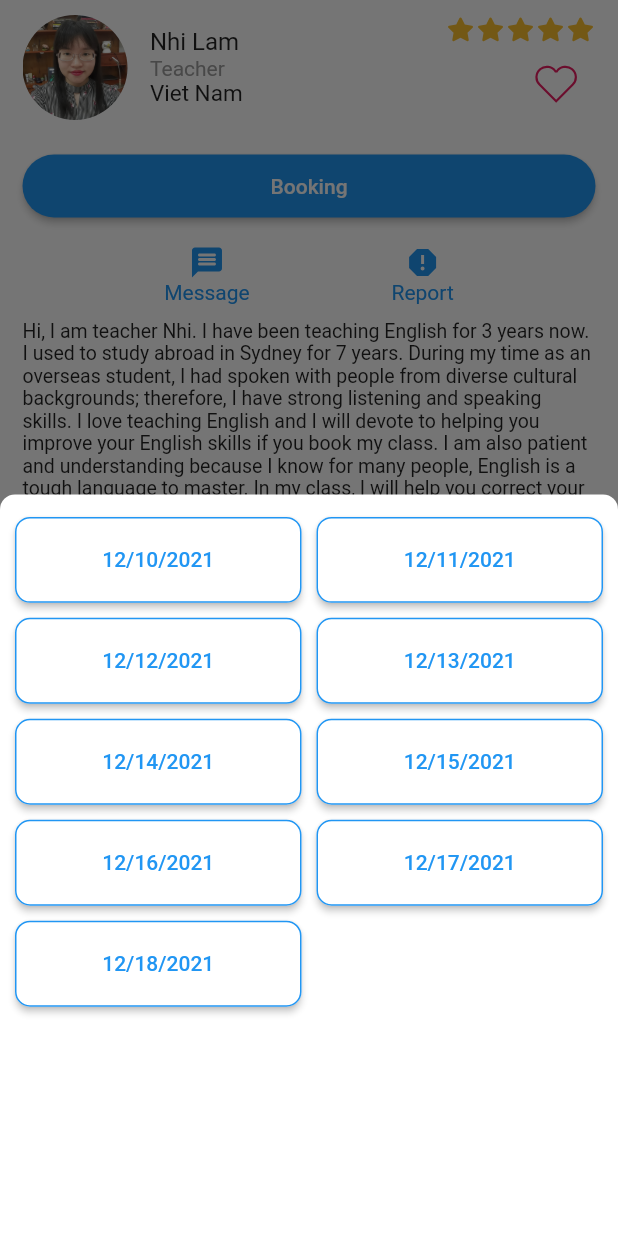
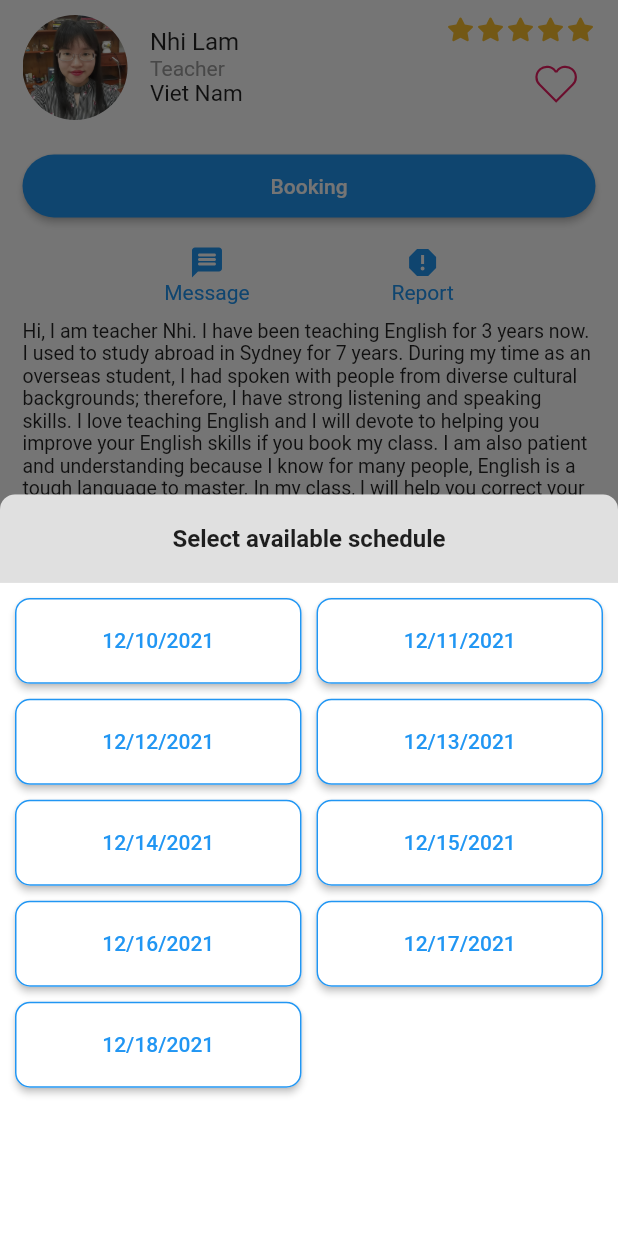
Before and after one commit to lethanhvietctt5/lettutor_mobile, a Flutter app: the TutorProfile screen opened directly with sample values from the repository, after a tap on "Booking", on a phone screen of 412 x 824 dp. Run offline on Flutter 3.47's test engine with Material 2 defaults, Android fonts, the phone set to English and light mode, and no system bars; our stand-ins replace flutter_rating_bar, flutter_svg, image_picker, top_snackbar_flutter; missing offline and left inert: flutter_cached_pdfview, woozy_search; accounts and stored records are empty.

Commit message:
Fix reserved booking and add link video demo to README.md

```diff
--- /dev/null
+++ b/lib/src/helpers/distinct_date.dart
@@ -0,0 +1,20 @@
+List<DateTime> getDistinctDate(List<DateTime> dates) {
+  List<DateTime> distinctDates = [];
+  bool isDuplicate = false;
+
+  for (DateTime d1 in dates) {
+    isDuplicate = false;
+    for (DateTime d2 in distinctDates) {
+      if (d1.day == d2.day && d1.month == d2.month && d1.year == d2.year) {
+        isDuplicate = true;
+        break;
+      }
+    }
+
+    if (isDuplicate == false) {
+      distinctDates.add(d1);
+    }
+  }
+
+  return distinctDates;
+}
--- /dev/null
+++ b/lib/src/helpers/generate_ratio.dart
@@ -0,0 +1,17 @@
+import 'package:flutter/material.dart';
+
+List<double> generateAsisChildRatio(BoxConstraints constraints) {
+  if (constraints.maxWidth > 1024) {
+    return [8, .3];
+  } else if (constraints.maxWidth > 700) {
+    return [5, .3];
+  } else if (constraints.maxWidth > 600) {
+    return [4, .3];
+  } else if (constraints.maxWidth > 500) {
+    return [3, .3];
+  } else if (constraints.maxWidth > 300) {
+    return [2, .3];
+  } else {
+    return [1, .2];
+  }
+}
--- a/lib/src/screens/feedback_page.dart/feedback_page.dart
+++ b/lib/src/screens/feedback_page.dart/feedback_page.dart
@@ -61,7 +61,7 @@ class _FeedbackPageState extends State<FeedbackPage> {
                     errorBorder: InputBorder.none,
                     disabledBorder: InputBorder.none,
                     contentPadding: EdgeInsets.only(left: 15, bottom: 11, top: 11, right: 15),
-                    hintText: "Enter todo here..."),
+                    hintText: "Enter feedbacks here..."),
               ),
               Container(
                 padding: const EdgeInsets.symmetric(horizontal: 15),
--- a/lib/src/screens/profile_page/profile_page.dart
+++ b/lib/src/screens/profile_page/profile_page.dart
@@ -27,7 +27,6 @@ class _ProfilePageState extends State<ProfilePage> {
   late String _topicToLearn;
   bool isInit = true;
 
-  File? _image;
   final ImagePicker _picker = ImagePicker();
 
   void setBirthday(DateTime birthday) {
@@ -121,7 +120,7 @@ class _ProfilePageState extends State<ProfilePage> {
                                   uploadImage,
                                   width: 200,
                                   height: 200,
-                                  fit: BoxFit.fitWidth,
+                                  fit: BoxFit.cover,
                                 ),
                               )
                             : const AvatarCircle(width: 200, height: 200, source: "asset/img/profile.jpg"),
--- a/lib/src/screens/register_page/register.dart
+++ b/lib/src/screens/register_page/register.dart
@@ -16,9 +16,6 @@ class _SignUpPageState extends State<SignUpPage> {
   final TextEditingController _emailController = TextEditingController();
   final TextEditingController _passwordController = TextEditingController();
   final TextEditingController _repasswordControler = TextEditingController();
-
-  // bool? _emailError;
-  // bool? _passwordError;
 
   @override
   Widget build(BuildContext context) {
@@ -95,7 +92,6 @@ class _SignUpPageState extends State<SignUpPage> {
                     ],
                   ),
                 ),
-                //InvalidMessage(padding: const EdgeInsets.all(8), message: "* Invalid email", isError: _emailError),
                 Padding(
                   padding: const EdgeInsets.all(8.0),
                   child: Column(
--- a/lib/src/screens/setting_page/setting.dart
+++ b/lib/src/screens/setting_page/setting.dart
@@ -43,7 +43,7 @@ class _SettingPageState extends State<SettingPage> {
                                 uploadImage,
                                 width: 200,
                                 height: 200,
-                                fit: BoxFit.fitWidth,
+                                fit: BoxFit.cover,
                               ),
                             )
                           : const AvatarCircle(width: 70, height: 70, source: "asset/img/profile.jpg"),
--- a/lib/src/screens/tutor_profile/components/booking_feature.dart
+++ b/lib/src/screens/tutor_profile/components/booking_feature.dart
@@ -1,6 +1,8 @@
 import 'package:flutter/material.dart';
 import 'package:flutter_svg/flutter_svg.dart';
 import 'package:intl/intl.dart';
+import 'package:lettutor_mobile/src/helpers/distinct_date.dart';
+import 'package:lettutor_mobile/src/helpers/generate_ratio.dart';
 import 'package:lettutor_mobile/src/models/tutor/schedule.dart';
 import 'package:lettutor_mobile/src/models/tutor/tutor.dart';
 import 'package:lettutor_mobile/src/models/user/booking.dart';
@@ -16,7 +18,7 @@ class BookingFeature extends StatelessWidget {
 
   @override
   Widget build(BuildContext context) {
-    List<DateTime> distinctDates = getDisticntDate(tutor.dateAvailable.map((e) => e.start).toList());
+    List<DateTime> distinctDates = getDistinctDate(tutor.dateAvailable.map((e) => e.start).toList());
     final userProvider = Provider.of<UserProvider>(context);
 
     Future showTutorTimePicker(DateTime date) {
@@ -38,13 +40,32 @@ class BookingFeature extends StatelessWidget {
             child: LayoutBuilder(
               builder: (BuildContext context, BoxConstraints constraints) => Container(
                 color: Colors.white,
-                padding: const EdgeInsets.only(top: 15, left: 10, right: 10),
                 height: MediaQuery.of(context).size.height * 0.6,
+                child: Column(
+                  children: [
+                    Container(
+                        padding: const EdgeInsets.symmetric(vertical: 20),
+                        margin: const EdgeInsets.only(bottom: 10),
+                        width: double.infinity,
+                        child: Row(
+                          mainAxisAlignment: MainAxisAlignment.center,
+                          crossAxisAlignment: CrossAxisAlignment.center,
+                          children: const <Widget>[
+                            Text(
+                              "Select available schedule",
+                              style: TextStyle(fontSize: 16, fontWeight: FontWeight.bold),
+                            ),
+                          ],
+                        ),
+                        decoration: BoxDecoration(color: Colors.grey[300])),
+                    Padding(
+                      padding: const EdgeInsets.only(right: 10, left: 10),
                       child: GridView.count(
                         crossAxisCount: generateAsisChildRatio(constraints)[0].toInt(),
                         childAspectRatio: (1 / generateAsisChildRatio(constraints)[1]),
                         crossAxisSpacing: 10,
                         mainAxisSpacing: 10,
+                        shrinkWrap: true,
                         children: List.generate(
                           selectedDate.length,
                           (index) => ElevatedButton(
@@ -91,10 +112,7 @@ class BookingFeature extends StatelessWidget {
                                       ],
                                     ),
                                   )
-                          : const Text(
-                              "Reserved",
-                              style: TextStyle(color: Colors.blue),
-                            ),
+                                : const Text("Reserved", style: TextStyle(color: Colors.blue)),
                             style: ElevatedButton.styleFrom(
                               primary: Colors.white,
                               shape: const RoundedRectangleBorder(
@@ -106,6 +124,9 @@ class BookingFeature extends StatelessWidget {
                             ),
                           ),
                         ),
+                      ),
+                    ),
+                  ],
                 ),
               ),
             ),
@@ -129,14 +150,31 @@ class BookingFeature extends StatelessWidget {
             child: LayoutBuilder(
               builder: (BuildContext context, BoxConstraints constraints) => Container(
                 color: Colors.white,
-                padding: const EdgeInsets.only(top: 15, left: 10, right: 10),
                 height: MediaQuery.of(context).size.height * 0.6,
                 constraints: const BoxConstraints(maxWidth: 1000),
+                child: Column(
+                  children: [
+                    Container(
+                        padding: const EdgeInsets.symmetric(vertical: 20),
+                        margin: const EdgeInsets.only(bottom: 10),
+                        width: double.infinity,
+                        child: Row(
+                          mainAxisAlignment: MainAxisAlignment.center,
+                          crossAxisAlignment: CrossAxisAlignment.center,
+                          children: const <Widget>[
+                            Text("Select available schedule",
+                                style: TextStyle(fontSize: 16, fontWeight: FontWeight.bold)),
+                          ],
+                        ),
+                        decoration: BoxDecoration(color: Colors.grey[300])),
+                    Padding(
+                      padding: const EdgeInsets.only(right: 10, left: 10),
                       child: GridView.count(
                         crossAxisCount: generateAsisChildRatio(constraints)[0].toInt(),
                         childAspectRatio: (1 / generateAsisChildRatio(constraints)[1]),
                         crossAxisSpacing: 10,
                         mainAxisSpacing: 10,
+                        shrinkWrap: true,
                         children: List.generate(
                           distinctDates.length,
                           (index) => ElevatedButton(
@@ -168,6 +206,9 @@ class BookingFeature extends StatelessWidget {
                         ),
                       ),
                     ),
+                  ],
+                ),
+              ),
             ),
           );
         },
@@ -186,12 +227,7 @@ class BookingFeature extends StatelessWidget {
               padding: const EdgeInsets.only(top: 13, bottom: 13),
               child: Row(
                 mainAxisAlignment: MainAxisAlignment.center,
-                children: const [
-                  Text(
-                    "Booking",
-                    style: TextStyle(color: Colors.white),
-                  )
-                ],
+                children: const [Text("Booking", style: TextStyle(color: Colors.white))],
               ),
             ),
             style: ElevatedButton.styleFrom(
@@ -207,26 +243,14 @@ class BookingFeature extends StatelessWidget {
             children: [
               Column(
                 children: [
-                  SvgPicture.asset(
-                    "asset/svg/ic_message2.svg",
-                    color: Colors.blue,
-                  ),
-                  const Text(
-                    "Message",
-                    style: TextStyle(color: Colors.blue, fontSize: 14),
-                  )
+                  SvgPicture.asset("asset/svg/ic_message2.svg", color: Colors.blue),
+                  const Text("Message", style: TextStyle(color: Colors.blue, fontSize: 14))
                 ],
               ),
               Column(
                 children: [
-                  SvgPicture.asset(
-                    "asset/svg/ic_report.svg",
-                    color: Colors.blue,
-                  ),
-                  const Text(
-                    "Report",
-                    style: TextStyle(color: Colors.blue, fontSize: 14),
-                  )
+                  SvgPicture.asset("asset/svg/ic_report.svg", color: Colors.blue),
+                  const Text("Report", style: TextStyle(color: Colors.blue, fontSize: 14))
                 ],
               ),
             ],
@@ -236,40 +260,3 @@ class BookingFeature extends StatelessWidget {
     );
   }
 }
-
-List<DateTime> getDisticntDate(List<DateTime> dates) {
-  List<DateTime> distinctDates = [];
-  bool isDuplicate = false;
-
-  for (DateTime d1 in dates) {
-    isDuplicate = false;
-    for (DateTime d2 in distinctDates) {
-      if (d1.day == d2.day && d1.month == d2.month && d1.year == d2.year) {
-        isDuplicate = true;
-        break;
-      }
-    }
-
-    if (isDuplicate == false) {
-      distinctDates.add(d1);
-    }
-  }
-
-  return distinctDates;
-}
-
-List<double> generateAsisChildRatio(BoxConstraints constraints) {
-  if (constraints.maxWidth > 1024) {
-    return [8, .3];
-  } else if (constraints.maxWidth > 700) {
-    return [5, .3];
-  } else if (constraints.maxWidth > 600) {
-    return [4, .3];
-  } else if (constraints.maxWidth > 500) {
-    return [3, .3];
-  } else if (constraints.maxWidth > 300) {
-    return [2, .3];
-  } else {
-    return [1, .2];
-  }
-}
--- a/lib/src/screens/tutor_profile/components/main_info.dart
+++ b/lib/src/screens/tutor_profile/components/main_info.dart
@@ -58,7 +58,7 @@ class MainInfo extends StatelessWidget {
           RateStars(count: tutor.getTotalStar()),
           Container(
             margin: const EdgeInsets.only(top: 8, right: 8),
-            child: InkWell(
+            child: GestureDetector(
               onTap: () {
                 if (exists.isNotEmpty) {
                   userProvider.removeFavorite(tutor.id);
--- a/lib/src/screens/upcoming_page/card_coming.dart
+++ b/lib/src/screens/upcoming_page/card_coming.dart
@@ -92,6 +92,7 @@ class UpComingCard extends StatelessWidget {
                     child: GestureDetector(
                       onTap: () {
                         cancelUpcoming(upcomming.id);
+                        upcomming.tutor.setReserved(upcomming.idSchedule, false);
                         showTopSnackBar(
                           context,
                           const CustomSnackBar.success(
--- a/lib/src/widgets/avatar_circle.dart
+++ b/lib/src/widgets/avatar_circle.dart
@@ -17,7 +17,10 @@ class AvatarCircle extends StatelessWidget {
       width: _width,
       height: _height,
       decoration: BoxDecoration(
-        image: DecorationImage(image: AssetImage(_source)),
+        image: DecorationImage(
+          image: AssetImage(_source),
+          fit: BoxFit.cover,
+        ),
         color: Colors.white,
         borderRadius: const BorderRadius.all(Radius.circular(1000)),
       ),
```
Also changed, not shown: lib/main.dart (+5 -6 lines), lib/src/app.dart (+3 -5 lines), 1 other file. Lines whose indentation alone changed are shown as unchanged.
